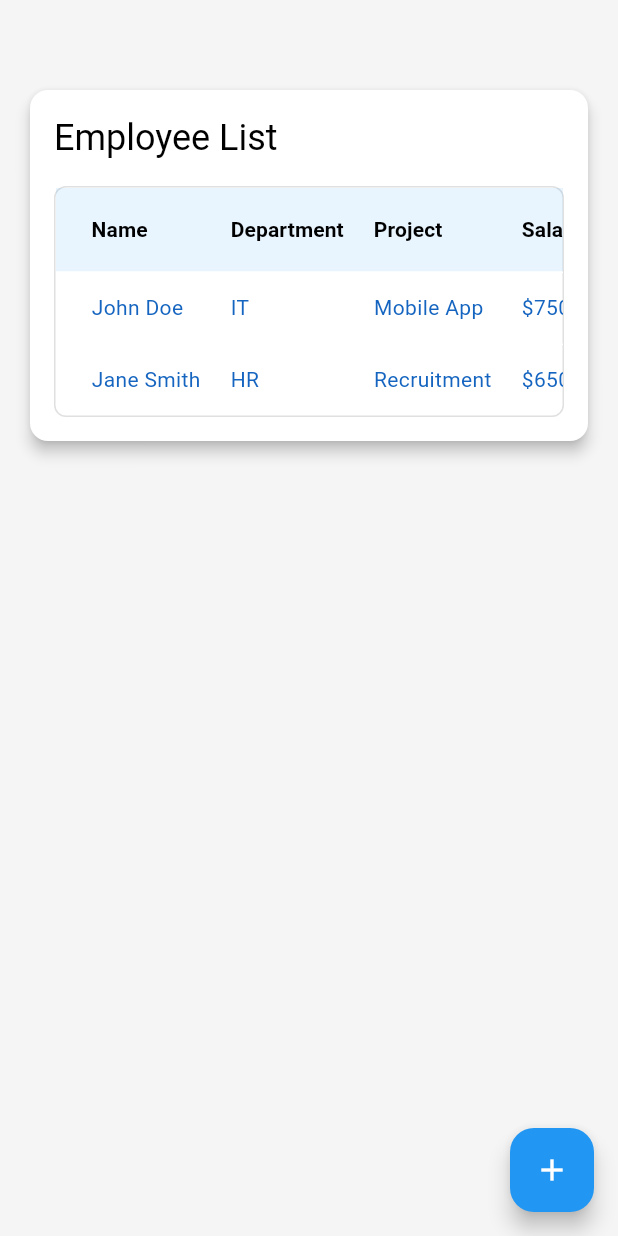
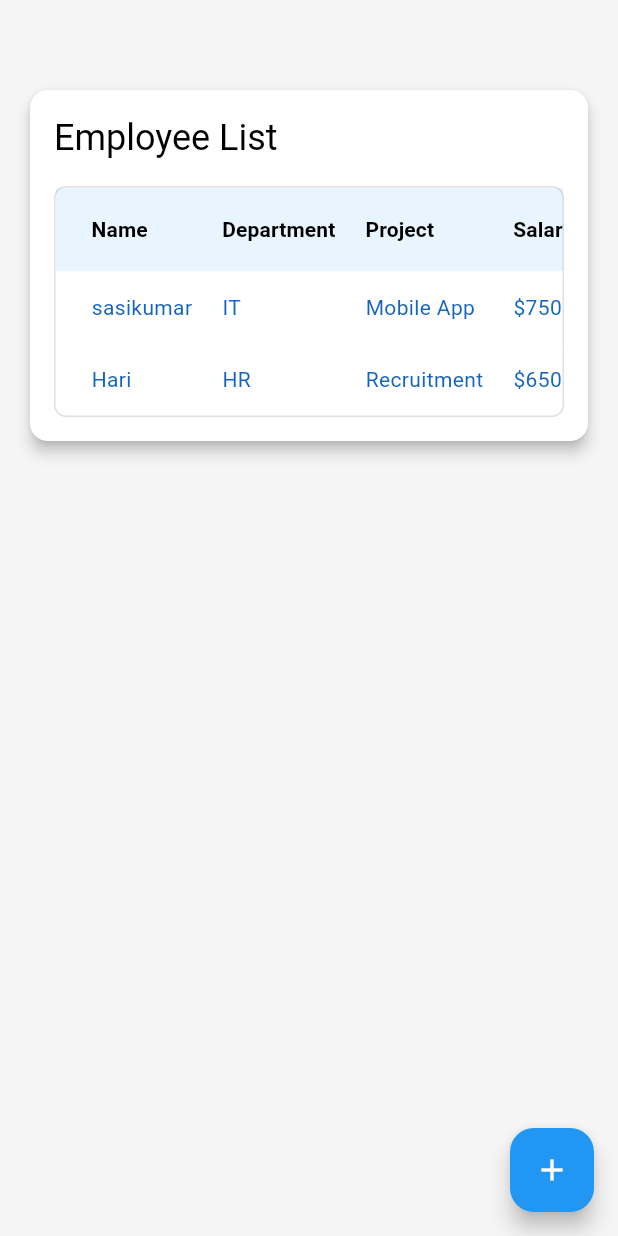
Before and after one commit to Shavukarusasikumar/Spiderweb-technologies-task, a Flutter app: the screen it shows after launch, on a phone screen of 412 x 824 dp. Run offline on Flutter 3.47's test engine with Material 3 defaults, Android fonts, the phone set to English and light mode, and no system bars; our stand-ins replace shared_preferences.

Commit message:
small change

```diff
--- a/lib/main.dart
+++ b/lib/main.dart
@@ -16,14 +16,14 @@ Future<void> _populateInitialData() async {
   if (employees.isEmpty) {
     await databaseService.createEmployee(Employee(
       id: 1,
-      name: 'John Doe',
+      name: 'sasikumar',
       department: 'IT',
       project: 'Mobile App',
       salary: 75000,
     ));
     await databaseService.createEmployee(Employee(
       id: 2,
-      name: 'Jane Smith',
+      name: 'Hari',
       department: 'HR',
       project: 'Recruitment',
       salary: 65000,
```
